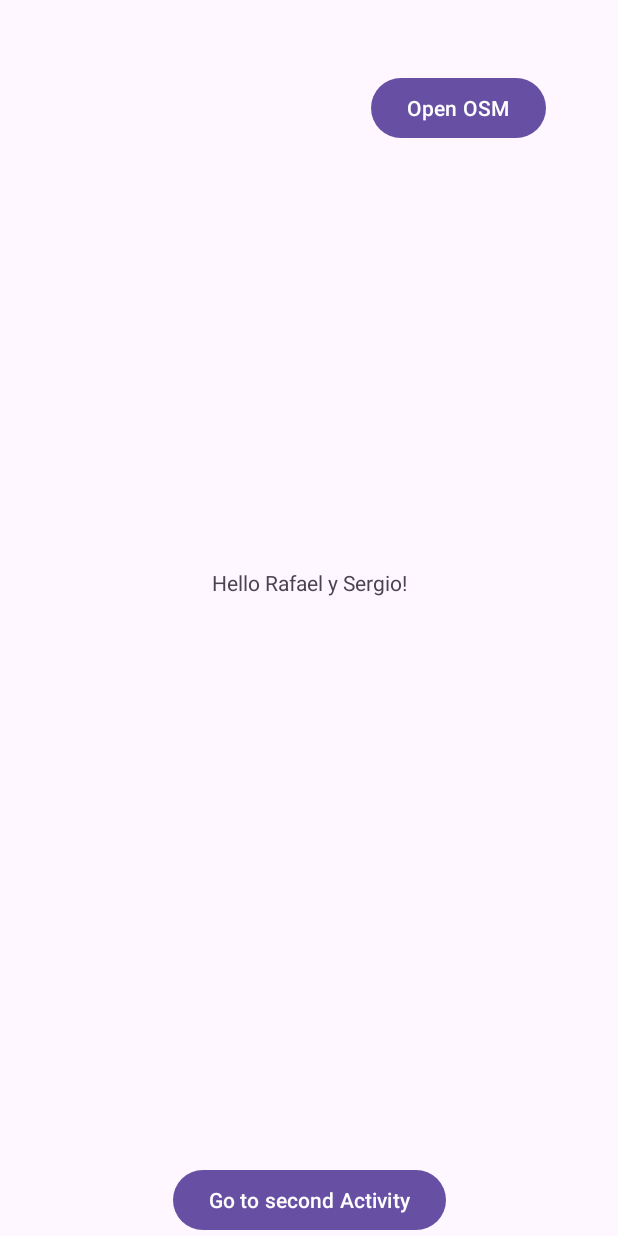
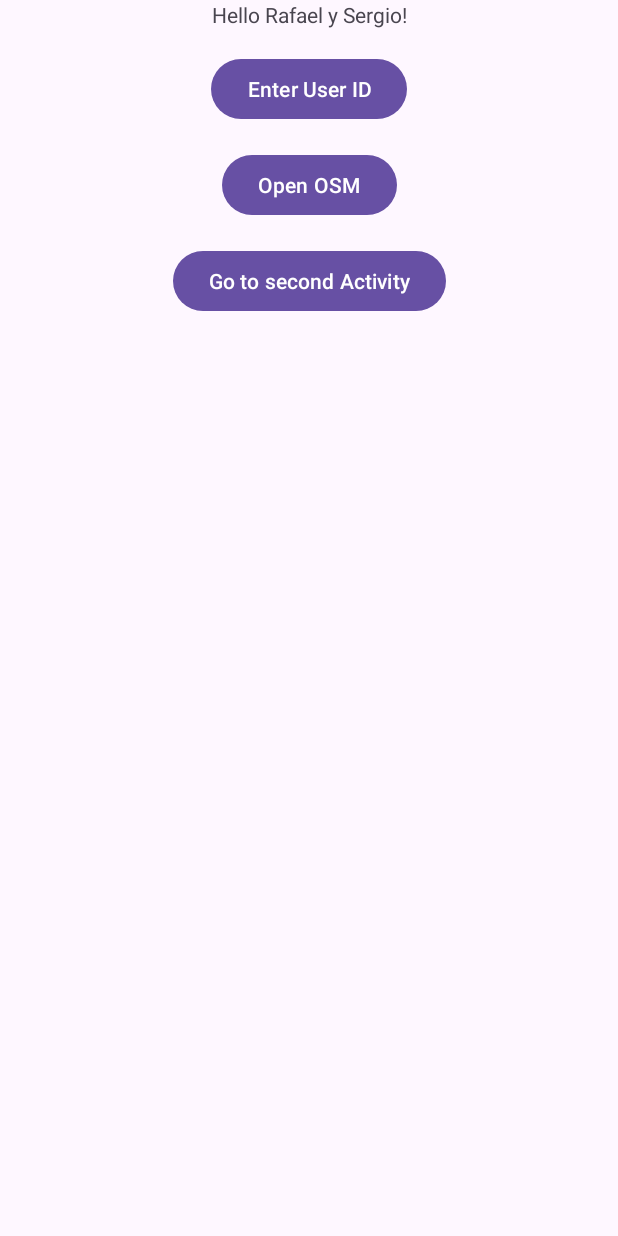
Before and after one commit to RafaelAguilar64/MADdefinitivo, an Android app: the screen it shows after launch (MainActivity), on a phone screen of 412 x 824 dp. Run offline under Robolectric (Android 15) with nearby library versions, the phone set to English and light mode, and no system bars.

Commit message:
Week 4(unfinished)
Last update persistence and user identification.

```diff
--- a/app/src/main/java/com/ProyectoMAD/MainActivity.kt
+++ b/app/src/main/java/com/ProyectoMAD/MainActivity.kt
@@ -16,6 +16,9 @@ import androidx.appcompat.app.AppCompatActivity
 import androidx.core.app.ActivityCompat
 import androidx.core.view.ViewCompat
 import androidx.core.view.WindowInsetsCompat
+import android.app.AlertDialog
+import android.widget.EditText
+import android.widget.Toast
 
 class MainActivity : AppCompatActivity(), LocationListener {
     private val TAG = "btaMainActivity"
@@ -30,20 +33,24 @@ class MainActivity : AppCompatActivity(), LocationListener {
         setContentView(R.layout.activity_main)
 
         Log.d(TAG, "onCreate: Starting main activity.")
-        val buttonOsm: Button = findViewById(R.id.osmButton)
+
 
         ViewCompat.setOnApplyWindowInsetsListener(findViewById(R.id.main)) { v, insets ->
             val systemBars = insets.getInsets(WindowInsetsCompat.Type.systemBars())
             v.setPadding(systemBars.left, systemBars.top, systemBars.right, systemBars.bottom)
             insets
         }
+        val buttonOsm: Button = findViewById(R.id.osmButton)
         buttonOsm.setOnClickListener {
-                Log.d(TAG, "Sending location to OpenStreetMapsActivity: ${latestLocation?.latitude}, ${latestLocation?.longitude}")
-                val intent = Intent(this, OpenStreetMapsActivity::class.java)
-                val bundle = Bundle()
-                bundle.putParcelable("location", latestLocation)
-                intent.putExtra("locationBundle", bundle)
-                startActivity(intent)
+            Log.d(
+                TAG,
+                "Sending location to OpenStreetMapsActivity: ${latestLocation?.latitude}, ${latestLocation?.longitude}"
+            )
+            val intent = Intent(this, OpenStreetMapsActivity::class.java)
+            val bundle = Bundle()
+            bundle.putParcelable("location", latestLocation)
+            intent.putExtra("locationBundle", bundle)
+            startActivity(intent)
         }
 
         locationManager = getSystemService(Context.LOCATION_SERVICE) as LocationManager
@@ -59,7 +66,10 @@ class MainActivity : AppCompatActivity(), LocationListener {
         ) {
             ActivityCompat.requestPermissions(
                 this,
-                arrayOf(Manifest.permission.ACCESS_FINE_LOCATION, Manifest.permission.ACCESS_COARSE_LOCATION),
+                arrayOf(
+                    Manifest.permission.ACCESS_FINE_LOCATION,
+                    Manifest.permission.ACCESS_COARSE_LOCATION
+                ),
                 locationPermissionCode
             )
         } else {
@@ -74,6 +84,18 @@ class MainActivity : AppCompatActivity(), LocationListener {
             bundle.putParcelable("location", latestLocation)
             intent.putExtra("locationBundle", bundle)
             startActivity(intent)
+        }
+        val userIdentifierButton: Button = findViewById(R.id.userIdentifierButton)
+        userIdentifierButton.setOnClickListener {
+            showUserIdentifierDialog()
+        }
+        val userIdentifier = getUserIdentifier()
+        if (userIdentifier == null) {
+            // If not, ask for it
+            showUserIdentifierDialog()
+        } else {
+            // If yes, use it or show it
+            Toast.makeText(this, "User ID: $userIdentifier", Toast.LENGTH_LONG).show()
         }
     }
 
@@ -97,4 +119,42 @@ class MainActivity : AppCompatActivity(), LocationListener {
     override fun onStatusChanged(provider: String?, status: Int, extras: Bundle?) {}
     override fun onProviderEnabled(provider: String) {}
     override fun onProviderDisabled(provider: String) {}
+
+    private fun showUserIdentifierDialog() {
+        val builder = AlertDialog.Builder(this)
+        builder.setTitle("Enter User Identifier")
+        val input = EditText(this)
+        val userIdentifier = getUserIdentifier()
+        if (userIdentifier != null) {
+            input.setText(userIdentifier)
+        }
+        builder.setView(input)
+        builder.setPositiveButton("OK") { dialog, which ->
+            val userInput = input.text.toString()
+            if (userInput.isNotBlank()) {
+                saveUserIdentifier(userInput)
+                Toast.makeText(this, "User ID saved: $userInput", Toast.LENGTH_LONG).show()
+            } else {
+                Toast.makeText(this, "User ID cannot be blank", Toast.LENGTH_LONG).show()
+            }
+        }
+        builder.setNegativeButton("Cancel") { dialog, which ->
+            Toast.makeText(this, "Thanks and goodbye!", Toast.LENGTH_LONG).show()
+            dialog.cancel()
+        }
+        builder.show()
+    }
+
+    private fun saveUserIdentifier(userIdentifier: String) {
+        val sharedPreferences = this.getSharedPreferences("AppPreferences", Context.MODE_PRIVATE)
+        sharedPreferences.edit().apply {
+            putString("userIdentifier", userIdentifier)
+            apply()
+        }
+    }
+    private fun getUserIdentifier(): String? {
+        val sharedPreferences = this.getSharedPreferences("AppPreferences", Context.MODE_PRIVATE)
+        return sharedPreferences.getString("userIdentifier", null)
+    }
+
 }
--- a/app/src/main/res/layout/activity_main.xml
+++ b/app/src/main/res/layout/activity_main.xml
@@ -13,29 +13,43 @@
         android:layout_height="wrap_content"
         android:text="Hello Rafael y Sergio!"
         android:id="@+id/mainTextView"
-        app:layout_constraintBottom_toTopOf="@+id/navigateButton"
+        app:layout_constraintBottom_toTopOf="@+id/userIdentifierButton"
         app:layout_constraintEnd_toEndOf="parent"
         app:layout_constraintStart_toStartOf="parent"
-        app:layout_constraintTop_toTopOf="parent"
         tools:ignore="InvalidId" />
+
+    <Button
+        android:id="@+id/userIdentifierButton"
+        android:layout_width="wrap_content"
+        android:layout_height="wrap_content"
+        android:text="Enter User ID"
+        android:layout_marginTop="16dp"
+        app:layout_constraintTop_toBottomOf="@id/mainTextView"
+        app:layout_constraintStart_toStartOf="parent"
+        app:layout_constraintEnd_toEndOf="parent"/>
+
 
     <Button
         android:id="@+id/navigateButton"
         android:layout_width="wrap_content"
         android:layout_height="wrap_content"
         android:text="Go to second Activity"
-        app:layout_constraintBottom_toBottomOf="parent"
-        app:layout_constraintEnd_toEndOf="parent"
-        app:layout_constraintStart_toStartOf="parent" />
+        android:layout_marginTop="16dp"
+        app:layout_constraintTop_toBottomOf="@id/osmButton"
+        app:layout_constraintStart_toStartOf="parent"
+        app:layout_constraintEnd_toEndOf="parent" />
 
     <Button
         android:id="@+id/osmButton"
         android:layout_width="wrap_content"
         android:layout_height="wrap_content"
-        android:layout_marginTop="48dp"
-        android:layout_marginEnd="48dp"
         android:text="Open OSM"
-        app:layout_constraintEnd_toEndOf="parent"
-        app:layout_constraintTop_toTopOf="parent" />
+        android:layout_marginTop="16dp"
+        app:layout_constraintTop_toBottomOf="@id/userIdentifierButton"
+        app:layout_constraintStart_toStartOf="parent"
+        app:layout_constraintEnd_toEndOf="parent" />
+
+
+
 
 </androidx.constraintlayout.widget.ConstraintLayout>
```
